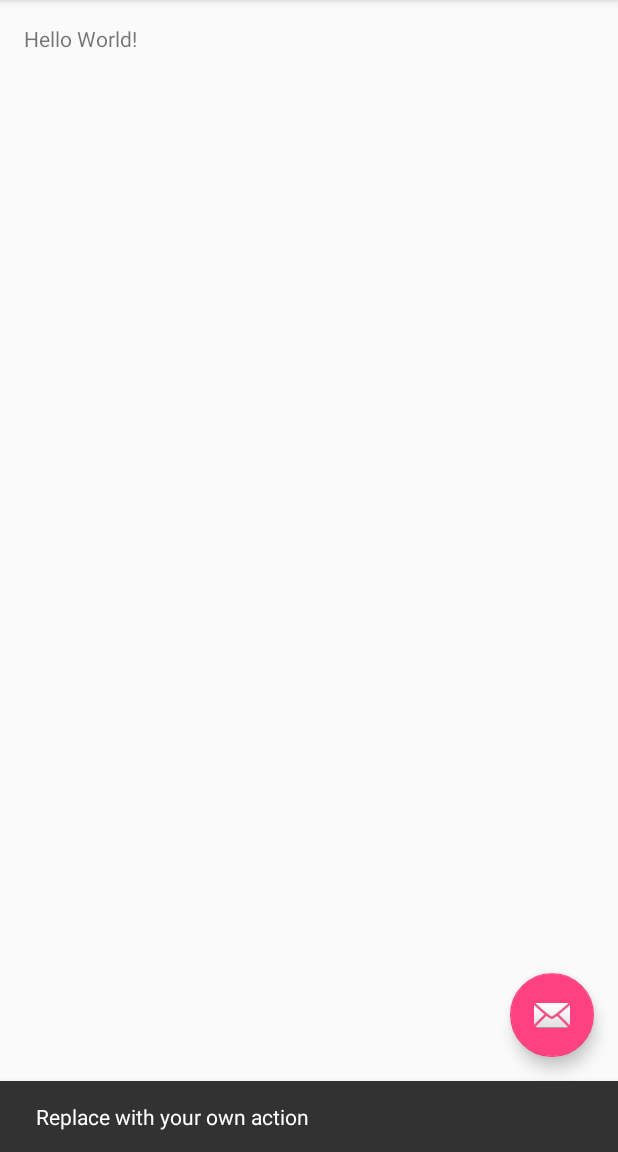
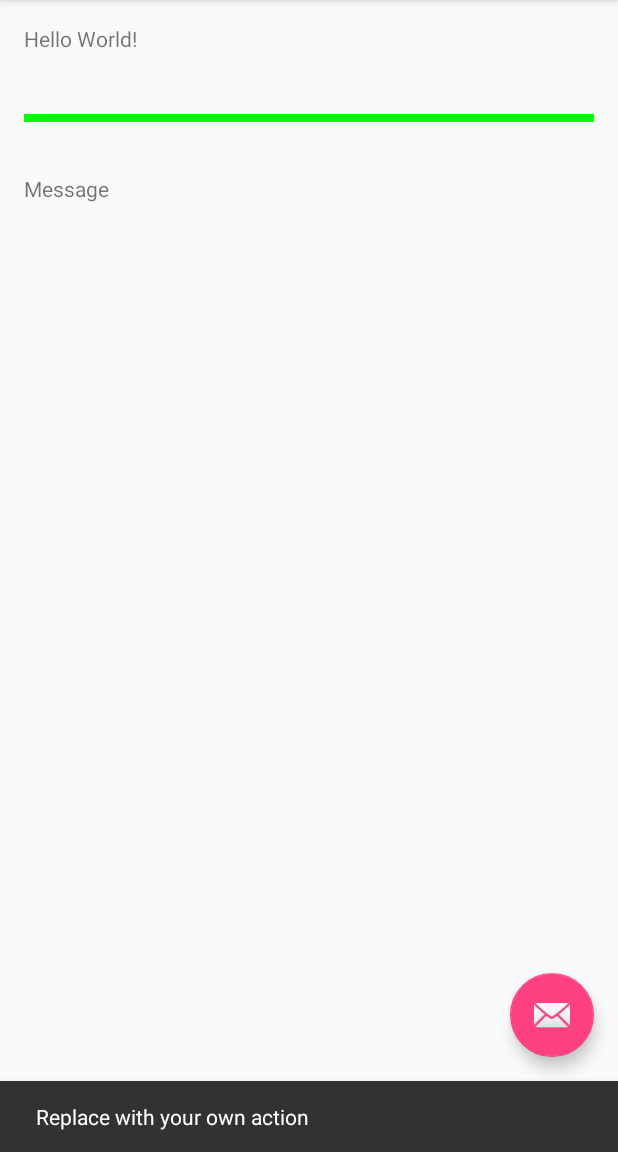
Before and after one commit to agithubusr/gpal, an Android app: the screen it shows after launch (MainActivity), after a tap on an icon or button, on a phone screen of 412 x 824 dp, the part 84-1236 px from its top. Run offline under Robolectric (Android 15) with nearby library versions, the phone set to English and light mode, and no system bars.

Commit message:
Adding msg.

```diff
--- a/app/src/main/res/layout/content_main.xml
+++ b/app/src/main/res/layout/content_main.xml
@@ -17,4 +17,20 @@
             android:text="Hello World!"
             android:layout_width="wrap_content"
             android:layout_height="wrap_content"/>
+
+
+
+    <View android:layout_width="fill_parent"
+          android:layout_height="5dp"
+          android:layout_marginTop="60dp"
+          android:background="#00ff00" />
+
+
+    <TextView android:layout_width="wrap_content"
+              android:layout_height="wrap_content"
+              android:layout_marginTop="100dp"
+              android:text="@string/message"
+              android:id="@+id/message"
+              android:layout_gravity="center_horizontal" />
+
 </RelativeLayout>
--- a/app/src/main/res/values/strings.xml
+++ b/app/src/main/res/values/strings.xml
@@ -1,4 +1,5 @@
 <resources>
     <string name="app_name">Gym Pal</string>
     <string name="action_settings">Settings</string>
+    <string name="message">Message</string>
 </resources>
```
